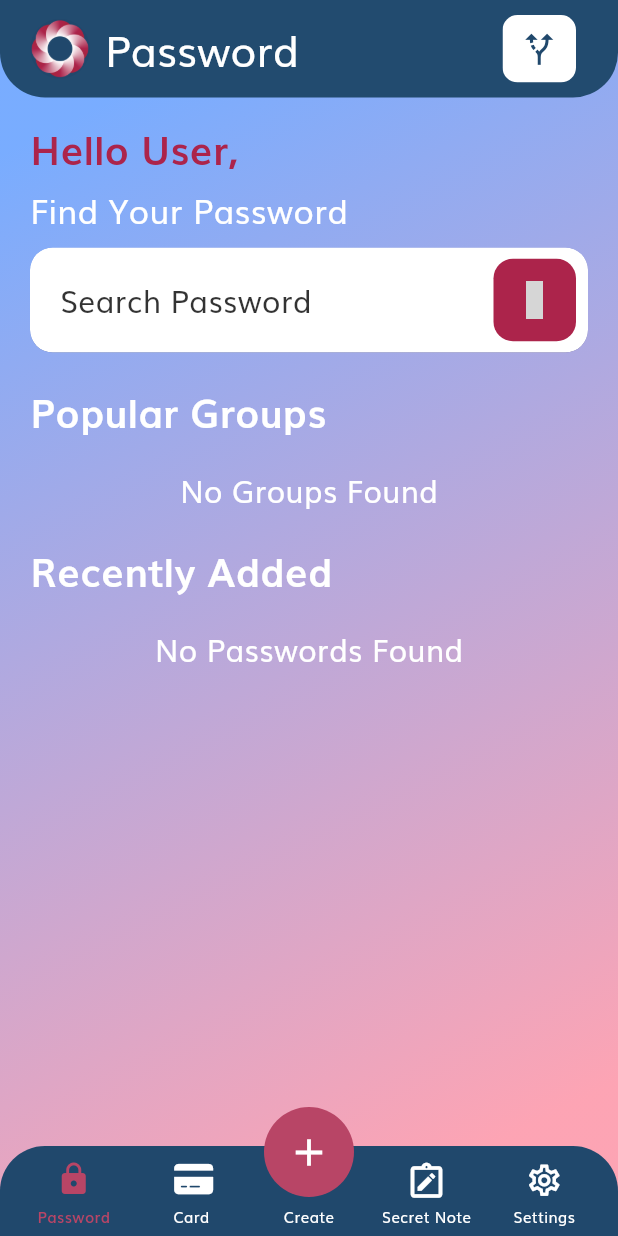
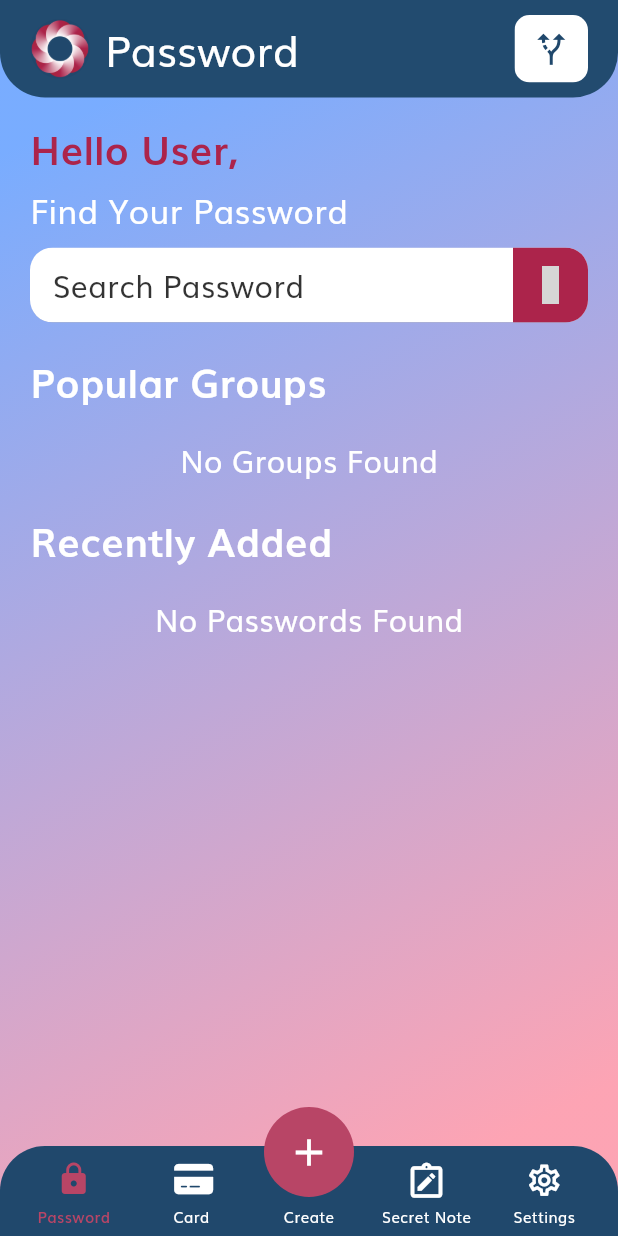
Before and after one commit to SHRIKUNJ1010/PassMana, a Flutter app: the PasswordHomeListScreen screen opened by its route, on a phone screen of 412 x 824 dp. Run offline on Flutter 3.47's test engine with Material 3 defaults, Android fonts, the light colour scheme and no system bars; our stand-ins replace flutter_redux, fluttericon, go_router, objectbox, redux; generated files the repository leaves out were written again; grey boxes are pictures that could not be loaded.

Commit message:
- all password list screen created - password home list screen some change made to ui and some bug resolved

```diff
--- a/languages/en.json
+++ b/languages/en.json
@@ -17,6 +17,7 @@
   "secret_note": "Secret Note",
   "generate": "Generate",
   "password": "Password",
+  "passwords": "Passwords",
   "group": "Group",
   "settings": "Settings",
   "create": "Create",
--- a/languages/gu.json
+++ b/languages/gu.json
@@ -17,6 +17,7 @@
   "secret_note": "Secret Note",
   "generate": "પેદા",
   "password": "પાસવર્ડ",
+  "passwords": "Passwords",
   "group": "જૂથ",
   "settings": "સેટિંગ્સ",
   "create": "બનાવો",
--- a/languages/hi.json
+++ b/languages/hi.json
@@ -17,6 +17,7 @@
   "secret_note": "Secret Note",
   "generate": "उत्पन्न",
   "password": "पासवर्ड",
+  "passwords": "Passwords",
   "group": "समूह",
   "settings": "सेटिंग्स",
   "create": "बनाएं",
--- a/lib/presentation/password/password_home_list/password_home_list_screen.dart
+++ b/lib/presentation/password/password_home_list/password_home_list_screen.dart
@@ -115,7 +115,7 @@ class PasswordHomeListScreen extends StatelessWidget {
             ),
           ),
         ),
-        const SizedBox(width: 28),
+        const SizedBox(width: 20),
       ],
     );
   }
@@ -131,26 +131,28 @@ class PasswordHomeListScreen extends StatelessWidget {
             softWrap: true,
             style: TextStyles.getBoldWhiteText(26),
           ),
-          vm.popularGroups.length <= 4
-              ? const SizedBox()
-              : ClipRRect(
+          vm.seeAllGroups
+              ? ClipRRect(
                   borderRadius: BorderRadius.circular(16),
                   child: Material(
                     color: Colors.transparent,
                     child: InkWell(
-                      onTap: () {},
+                      onTap: () {
+                        vm.onSeeAllGroupsTap.call();
+                      },
                       splashColor: AppColors.mWhite.withOpacity(0.5),
                       child: Padding(
                         padding: const EdgeInsets.symmetric(horizontal: 7),
                         child: Text(
                           getTranslated("see_all"),
                           softWrap: true,
-                          style: TextStyles.getTitleDarkRedText(24),
+                          style: TextStyles.getTitleDarkRedText400(24),
                         ),
                       ),
                     ),
                   ),
                 )
+              : const SizedBox()
         ],
       ),
     );
@@ -167,14 +169,15 @@ class PasswordHomeListScreen extends StatelessWidget {
             softWrap: true,
             style: TextStyles.getBoldWhiteText(26),
           ),
-          vm.recentlyAddedPasswordList.length <= 10
-              ? const SizedBox()
-              : ClipRRect(
+          vm.seeAllPasswords
+              ? ClipRRect(
                   borderRadius: BorderRadius.circular(16),
                   child: Material(
                     color: Colors.transparent,
                     child: InkWell(
-                      onTap: () {},
+                      onTap: () {
+                        vm.onSeeAllPasswordsTap.call();
+                      },
                       splashColor: AppColors.mWhite.withOpacity(0.5),
                       child: Padding(
                         padding: const EdgeInsets.symmetric(horizontal: 7),
@@ -187,6 +190,7 @@ class PasswordHomeListScreen extends StatelessWidget {
                     ),
                   ),
                 )
+              : const SizedBox()
         ],
       ),
     );
--- a/lib/presentation/password/password_home_list/password_home_list_view_model.dart
+++ b/lib/presentation/password/password_home_list/password_home_list_view_model.dart
@@ -11,17 +11,27 @@ import 'package:passmana/domain_redux/password/password_selector.dart';
 import 'package:passmana/domain_redux/secret_note/secret_note_actions.dart';
 import 'package:passmana/model/group_model.dart';
 import 'package:passmana/model/password_model.dart';
+import 'package:passmana/router/router.dart';
+import 'package:passmana/utility/page_routes_utility/page_routes.dart';
 import 'package:redux/redux.dart';
 
 class PasswordHomeListViewModel {
   final Function getAllData;
   final List<Password> recentlyAddedPasswordList;
   final List<Group> popularGroups;
+  final bool seeAllPasswords;
+  final Function onSeeAllPasswordsTap;
+  final bool seeAllGroups;
+  final Function onSeeAllGroupsTap;
 
   PasswordHomeListViewModel({
     required this.getAllData,
     required this.recentlyAddedPasswordList,
     required this.popularGroups,
+    required this.seeAllGroups,
+    required this.onSeeAllGroupsTap,
+    required this.seeAllPasswords,
+    required this.onSeeAllPasswordsTap,
   });
 
   static PasswordHomeListViewModel fromStore(Store<AppState> store) {
@@ -32,6 +42,14 @@ class PasswordHomeListViewModel {
         store.dispatch(GetAllCards());
         store.dispatch(GetAllSecretNotes());
       },
+      seeAllGroups: getGroupList(store.state).length > 4,
+      onSeeAllGroupsTap: () {
+        router.push(AppRoutes.groupList);
+      },
+      seeAllPasswords: getPasswordList(store.state).length > 10,
+      onSeeAllPasswordsTap: () {
+        router.push(AppRoutes.allPasswordList);
+      },
       recentlyAddedPasswordList: getRecentlyAddedPasswordList(store.state),
       popularGroups: getPopularGroupList(store.state),
     );
--- a/lib/presentation/password/password_home_list/search_password_widget.dart
+++ b/lib/presentation/password/password_home_list/search_password_widget.dart
@@ -23,9 +23,9 @@ class SearchPasswordWidget extends StatelessWidget {
       child: Material(
         color: AppColors.mWhite,
         elevation: 2,
-        borderRadius: BorderRadius.circular(15),
+        borderRadius: BorderRadius.circular(10),
         child: InkWell(
-          splashColor: AppColors.mBlack.withOpacity(0.5),
+          splashColor: AppColors.primaryColor.withOpacity(0.3),
           onTap: () {
             onTap.call();
           },
@@ -35,9 +35,9 @@ class SearchPasswordWidget extends StatelessWidget {
               children: [
                 Expanded(
                   child: Padding(
-                    padding: const EdgeInsets.symmetric(horizontal: 10),
+                    padding: const EdgeInsets.symmetric(horizontal: 15),
                     child: SizedBox(
-                      height: 70,
+                      height: 50,
                       child: Column(
                         mainAxisSize: MainAxisSize.max,
                         mainAxisAlignment: MainAxisAlignment.center,
@@ -46,7 +46,6 @@ class SearchPasswordWidget extends StatelessWidget {
                             mainAxisSize: MainAxisSize.max,
                             mainAxisAlignment: MainAxisAlignment.start,
                             children: [
-                              const SizedBox(width: 10),
                               Text(
                                 getTranslated("search_password"),
                                 style: TextStyles.getTitleTransparentBlackText(fontSize: 20, opacity: 0.8),
@@ -58,14 +57,19 @@ class SearchPasswordWidget extends StatelessWidget {
                     ),
                   ),
                 ),
-                Padding(
-                  padding: const EdgeInsets.only(right: 8),
+                Material(
+                  color: AppColors.secondaryColor,
+                  child: InkWell(
+                    splashColor: AppColors.primaryColor.withOpacity(0.3),
+                    onTap: () {
+                      onTap.call();
+                    },
                     child: Container(
-                    width: 55,
-                    height: 55,
-                    decoration: BoxDecoration(
-                      color: AppColors.secondaryColor,
-                      borderRadius: BorderRadius.circular(13),
+                      width: 50,
+                      height: 50,
+                      decoration: const BoxDecoration(
+                        color: Colors.transparent,
+                        borderRadius: BorderRadius.horizontal(right: Radius.circular(10)),
                       ),
                       alignment: Alignment.center,
                       child: const Icon(
@@ -74,7 +78,8 @@ class SearchPasswordWidget extends StatelessWidget {
                         color: AppColors.mWhite,
                       ),
                     ),
-                )
+                  ),
+                ),
               ],
             ),
           ),
--- a/lib/router/router.dart
+++ b/lib/router/router.dart
@@ -15,6 +15,7 @@ import 'package:passmana/presentation/group/create_update_group/create_update_gr
 import 'package:passmana/presentation/group/group_details/group_details_screen.dart';
 import 'package:passmana/presentation/group/group_list/group_list_screen.dart';
 import 'package:passmana/presentation/navigation_bar/navigation_bar_screen.dart';
+import 'package:passmana/presentation/password/all_password_list/all_password_list_screen.dart';
 import 'package:passmana/presentation/password/create_update_password/create_update_password_screen.dart';
 import 'package:passmana/presentation/password/password_details/password_details_screen.dart';
 import 'package:passmana/presentation/password/password_home_list/password_home_list_screen.dart';
@@ -82,6 +83,16 @@ final GoRouter router = GoRouter(
       pageBuilder: (context, state) {
         return SlideLeftTransitionPage(
           child: const GroupListScreen(),
+          key: state.pageKey,
+        );
+      },
+    ),
+    GoRoute(
+      parentNavigatorKey: rootNavigatorKey,
+      path: AppRoutes.allPasswordList,
+      pageBuilder: (context, state) {
+        return SlideLeftTransitionPage(
+          child: const AllPasswordListScreen(),
           key: state.pageKey,
         );
       },
--- a/lib/utility/text_utility/text_styles.dart
+++ b/lib/utility/text_utility/text_styles.dart
@@ -27,6 +27,14 @@ class TextStyles {
         color: AppColors.secondaryMaterialColor[400],
         fontSize: fontSize,
         fontWeight: FontWeight.w600,
+        fontFamily: FontsList.muli,
+        decoration: TextDecoration.none,
+      );
+
+  static TextStyle? getTitleDarkRedText400(double fontSize) => TextStyle(
+        color: AppColors.secondaryMaterialColor[400],
+        fontSize: fontSize,
+        fontWeight: FontWeight.w400,
         fontFamily: FontsList.muli,
         decoration: TextDecoration.none,
       );
```
Also changed, not shown: lib/presentation/password/all_password_list/all_password_list_screen.dart (+108 -0 lines), lib/presentation/password/all_password_list/all_password_list_view_model.dart (+25 -0 lines). Lines whose indentation alone changed are shown as unchanged.
